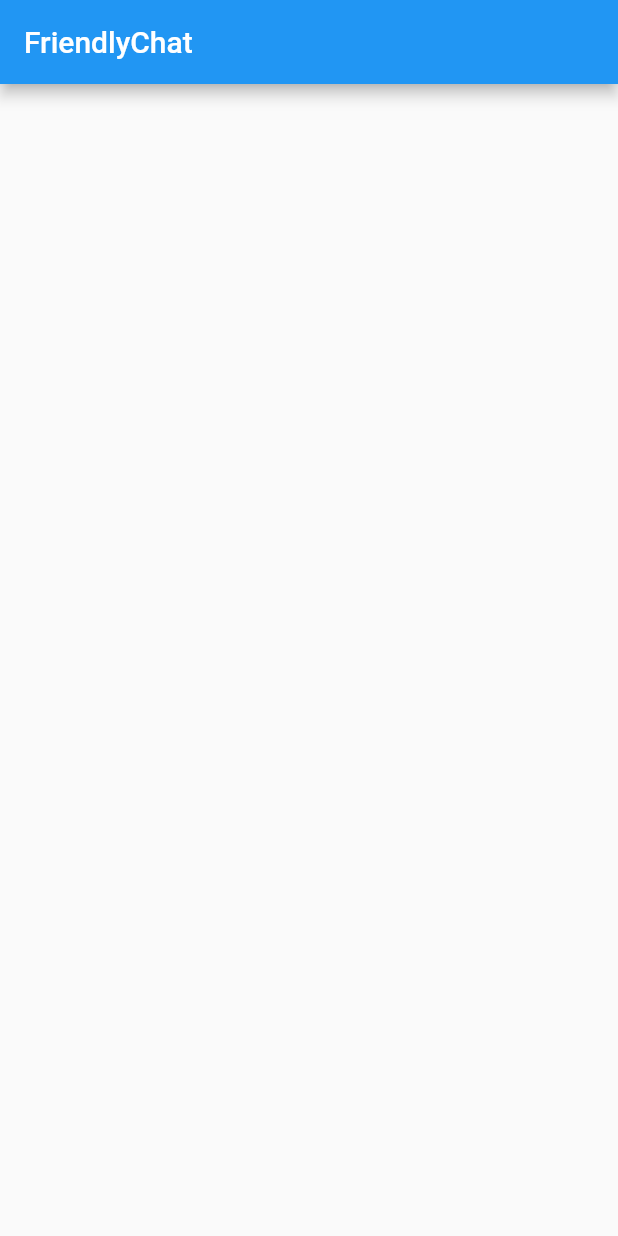
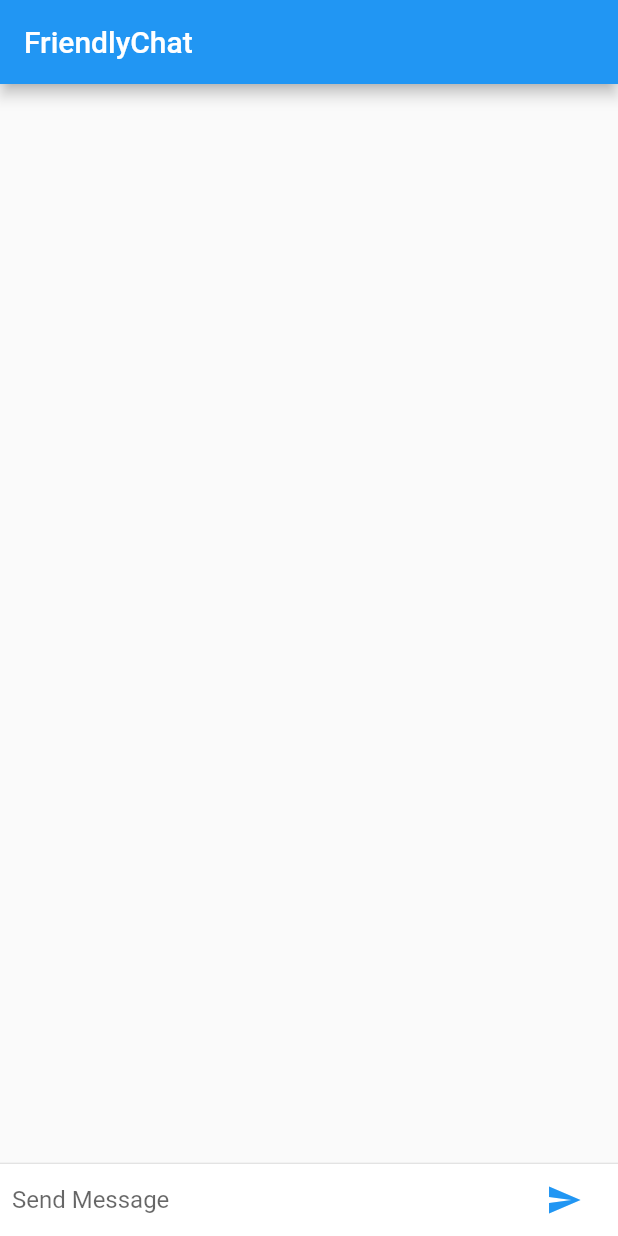
Before and after one commit to thurakhant/friendly_chat, a Flutter app: the screen it shows after launch, on a phone screen of 412 x 824 dp. Run offline on Flutter 3.47's test engine with Material 2 defaults, Android fonts, the phone set to English and light mode, and no system bars.

Commit message:
adding chat screen and function

```diff
--- a/lib/main.dart
+++ b/lib/main.dart
@@ -3,6 +3,8 @@ import 'package:flutter/material.dart';
 void main() {
   runApp(const FriendlyChatApp());
 }
+
+String _name = 'Your Name';
 
 class FriendlyChatApp extends StatelessWidget {
   const FriendlyChatApp({
@@ -18,16 +20,123 @@ class FriendlyChatApp extends StatelessWidget {
   }
 }
 
-class ChatScreen extends StatelessWidget {
+class ChatMessage extends StatelessWidget {
+  final String text;
+  const ChatMessage({
+    Key? key,
+    required this.text,
+  }) : super(key: key);
+
+  @override
+  Widget build(BuildContext context) {
+    return Container(
+      margin: const EdgeInsets.symmetric(vertical: 10),
+      child: Row(
+        mainAxisAlignment: MainAxisAlignment.start,
+        children: [
+          Container(
+            margin: const EdgeInsets.only(right: 16),
+            child: CircleAvatar(
+              child: Text(_name[0]),
+            ),
+          ),
+          Column(
+            children: [
+              Text(
+                _name,
+                style: Theme.of(context).textTheme.headline4,
+              ),
+              Container(
+                margin: const EdgeInsets.only(top: 5),
+                child: Text(text),
+              )
+            ],
+          )
+        ],
+      ),
+    );
+  }
+}
+
+class ChatScreen extends StatefulWidget {
   const ChatScreen({
     Key? key,
   }) : super(key: key);
 
   @override
+  State<ChatScreen> createState() => _ChatScreenState();
+}
+
+class _ChatScreenState extends State<ChatScreen> {
+  final List<ChatMessage> _message = [];
+  final _textController = TextEditingController();
+  final FocusNode _focusNode = FocusNode();
+
+  void _handleSubmmited(String text) {
+    _textController.clear();
+    var message = ChatMessage(text: text);
+    setState(() {
+      _message.insert(0, message);
+      _focusNode.requestFocus();
+    });
+  }
+
+  Widget _buildTextComposer() {
+    return IconTheme(
+      data: IconThemeData(color: Theme.of(context).colorScheme.secondary),
+      child: Container(
+        margin: const EdgeInsets.symmetric(horizontal: 8),
+        child: Row(
+          children: [
+            Flexible(
+              child: TextField(
+                focusNode: _focusNode,
+                controller: _textController,
+                onSubmitted: _handleSubmmited,
+                decoration:
+                    const InputDecoration.collapsed(hintText: 'Send Message'),
+              ),
+            ),
+            Container(
+              margin: const EdgeInsets.symmetric(horizontal: 4),
+              child: IconButton(
+                  onPressed: () => _handleSubmmited(_textController.text),
+                  icon: const Icon(Icons.send)),
+            )
+          ],
+        ),
+      ),
+    );
+  }
+
+  @override
   Widget build(BuildContext context) {
-    return Scaffold(
-      appBar: AppBar(
-        title: const Text('FriendlyChat'),
+    return SafeArea(
+      child: Scaffold(
+        appBar: AppBar(
+          title: const Text('FriendlyChat'),
+        ),
+        body: Column(
+          children: [
+            Flexible(
+              child: ListView.builder(
+                itemBuilder: (i, index) => _message[index],
+                itemCount: _message.length,
+                padding: const EdgeInsets.all(8),
+                reverse: true,
+              ),
+            ),
+            const Divider(
+              height: 1.0,
+            ),
+            Container(
+              decoration: BoxDecoration(
+                color: Theme.of(context).cardColor,
+              ),
+              child: _buildTextComposer(),
+            ),
+          ],
+        ),
       ),
     );
   }
```
